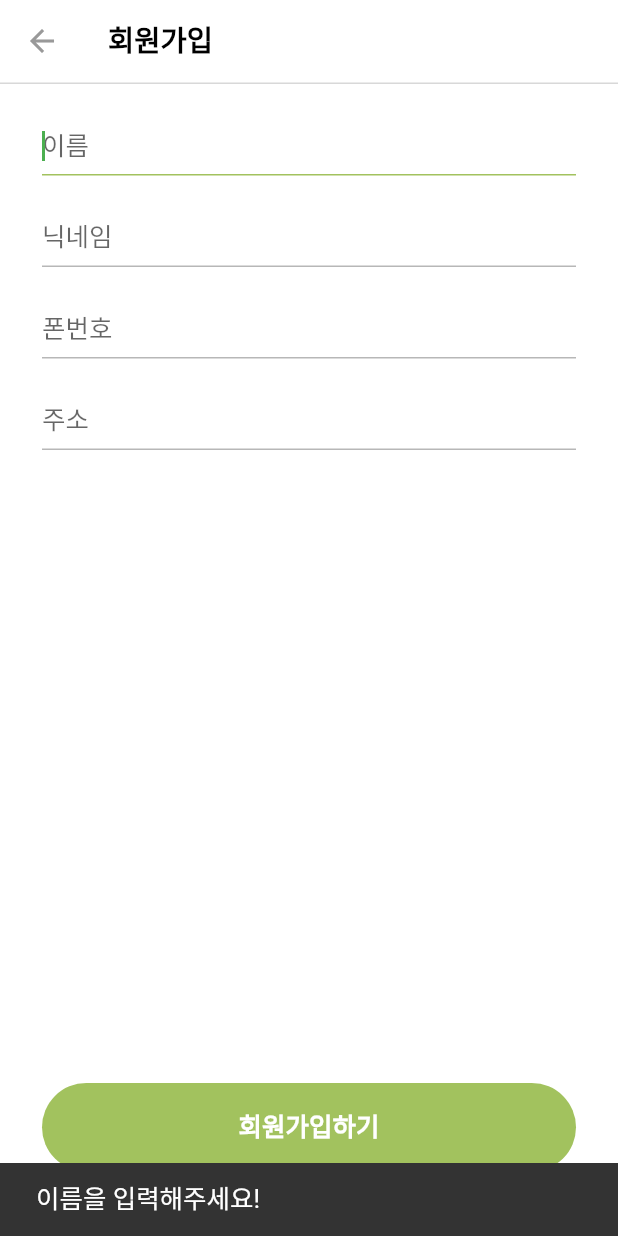
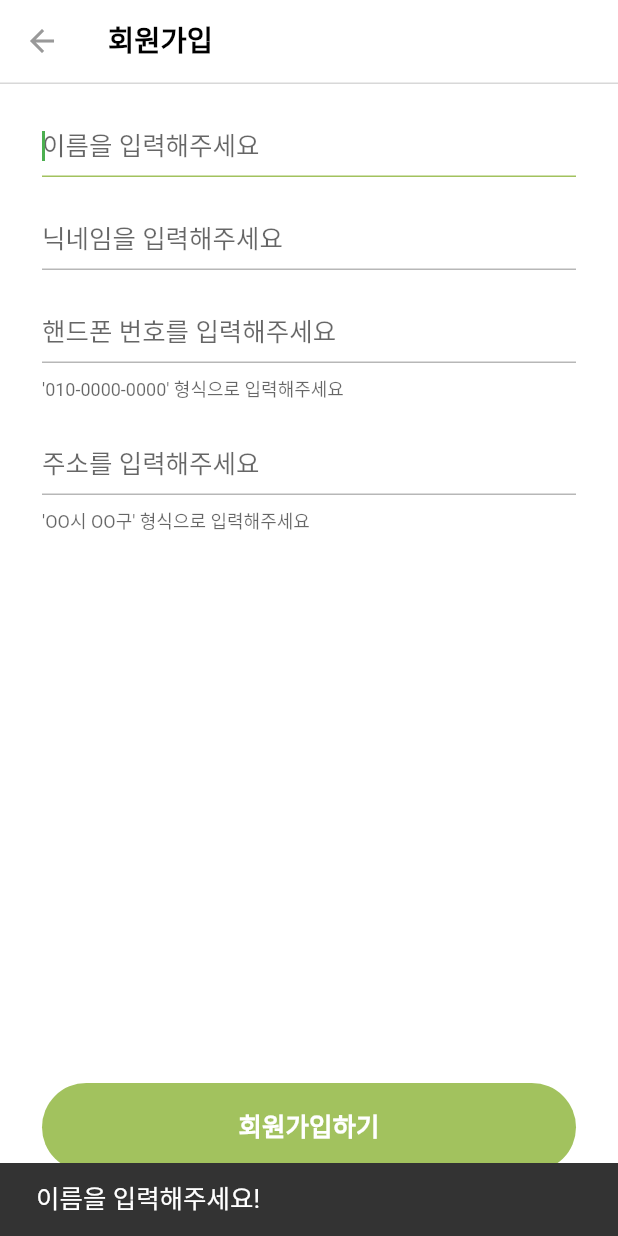
Before and after one commit to Hi-DN/navada-mobile-app, a Flutter app: the SignUp screen opened directly, after a tap on "회원가입하기", on a phone screen of 412 x 824 dp. Run offline on Flutter 3.47's test engine with Material 2 defaults, Android fonts, the phone set to English and light mode, and no system bars; our stand-ins replace carousel_slider, flutter_dotenv, flutter_rating_bar, google_sign_in; missing offline and left inert: flutter_naver_login, kakao_flutter_sdk_user; accounts and stored records are empty.

Commit message:
회원가입 수정

```diff
--- a/lib/src/screens/signin/signup.dart
+++ b/lib/src/screens/signin/signup.dart
@@ -1,5 +1,6 @@
 import 'package:flutter/material.dart';
 import 'package:navada_mobile_app/src/models/user/user_provider.dart';
+import 'package:navada_mobile_app/src/screens/signIn/signIn.dart';
 import 'package:navada_mobile_app/src/widgets/colors.dart';
 import 'package:navada_mobile_app/src/widgets/custom_appbar.dart';
 import 'package:navada_mobile_app/src/widgets/custom_navigation_bar.dart';
@@ -74,7 +75,7 @@ class _SignUpState extends State<SignUp> {
         setState(() { userName = value; });
       },
       decoration: InputDecoration(
-        hintText: "이름",
+        hintText: "이름을 입력해주세요",
         isDense: true,
         contentPadding: EdgeInsets.symmetric(
           horizontal: 0, vertical: size.getSize(10.0),
@@ -93,7 +94,7 @@ class _SignUpState extends State<SignUp> {
         setState(() { userNickname = value; });
       },
       decoration: InputDecoration(
-        hintText: "닉네임",
+        hintText: "닉네임을 입력해주세요",
         isDense: true,
         contentPadding: EdgeInsets.symmetric(
           horizontal: 0, vertical: size.getSize(10.0),
@@ -112,7 +113,8 @@ class _SignUpState extends State<SignUp> {
         setState(() { userPhoneNum = value; });
       },
       decoration: InputDecoration(
-        hintText: "폰번호",
+        hintText: "핸드폰 번호를 입력해주세요",
+        helperText: "'010-0000-0000' 형식으로 입력해주세요",
         isDense: true,
         contentPadding: EdgeInsets.symmetric(
           horizontal: 0, vertical: size.getSize(10.0),
@@ -131,7 +133,8 @@ class _SignUpState extends State<SignUp> {
         setState(() { userAddress = value; });
       },
       decoration: InputDecoration(
-        hintText: "주소",
+        hintText: "주소를 입력해주세요",
+        helperText: "'OO시 OO구' 형식으로 입력해주세요",
         isDense: true,
         contentPadding: EdgeInsets.symmetric(
           horizontal: 0, vertical: size.getSize(10.0),
@@ -152,8 +155,18 @@ class _SignUpState extends State<SignUp> {
     } else if (!_checkValid(userAddress)) {
       _checkField(_addressFNode, "주소를 입력해주세요!");
     } else {
-      Provider.of<UserProvider>(context, listen: false).signup(userName, userNickname, userPhoneNum, userAddress)
-          .then((value) => Navigator.of(context).pushNamed(CustomNavigationBar.routeName));
+      try {
+        bool result = await Provider.of<UserProvider>(context, listen: false).signup(userName, userNickname, userPhoneNum, userAddress);
+
+        if(result) {
+          Navigator.of(context).pushNamed(CustomNavigationBar.routeName);
+        } else {
+          _showUserExistsDialog(context);
+        }
+
+      } catch(e) {
+        _showUserExistsDialog(context);
+      }
     }
   }
 
@@ -173,4 +186,20 @@ class _SignUpState extends State<SignUp> {
       content: R16Text(text: snackBarText, textColor: white),
     ));
   }
+
+  _showUserExistsDialog(BuildContext context) {
+    return showDialog(
+      context: context,
+      builder: (BuildContext context) {
+        return AlertDialog(
+          content: const R14Text(text: "이미 존재하는 회원입니다.\n다른 플랫폼으로 로그인을 진행해주세요!"),
+          actions: <Widget>[
+            TextButton(
+              onPressed: () => Navigator.pushNamedAndRemoveUntil(context, SignIn.routeName, (route)=> false),
+              child: const R14Text(text: "확인", textColor: green),
+            )
+          ],
+        );
+      });
+  }
 }
```
Also changed, not shown: lib/src/models/user/user_provider.dart (+9 -15 lines).
